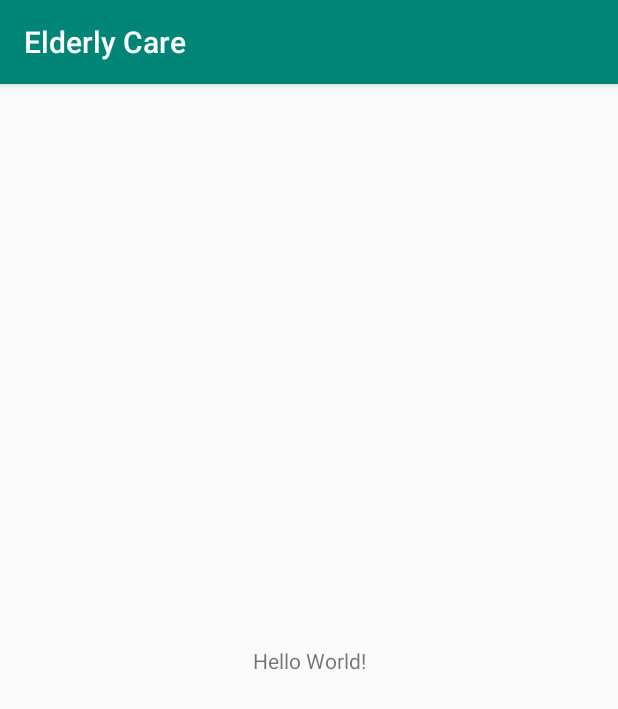
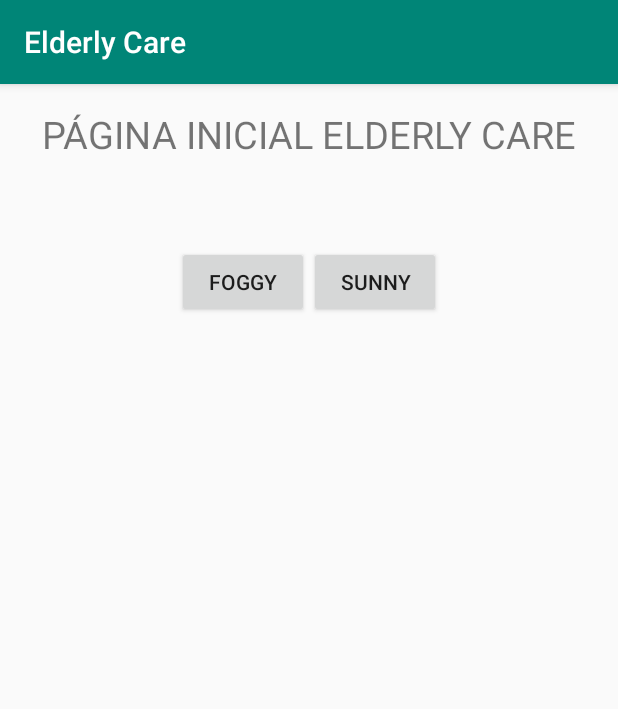
Before and after one commit to JonasLopesdoO/Elderly-Care, an Android app: the screen it shows after launch (MainActivity), on a phone screen of 412 x 824 dp. Shown: the top 709 px of the screen. Run offline under Robolectric (Android 15) with nearby library versions, the phone set to English and light mode, and no system bars; our stand-ins replace Firebase (no records; nobody signed in at launch, a user with empty details on screens opened directly).

Commit message:
first version

```diff
--- a/app/build.gradle
+++ b/app/build.gradle
@@ -27,6 +27,8 @@ dependencies {
     androidTestImplementation 'com.android.support.test:runner:1.0.2'
     androidTestImplementation 'com.android.support.test.espresso:espresso-core:3.0.2'
     implementation 'com.google.firebase:firebase-core:16.0.6'
+    implementation 'com.google.firebase:firebase-database:16.0.4'
+    implementation 'com.android.support:design:28.0.0'
 }
 
 apply plugin: 'com.google.gms.google-services'
--- /dev/null
+++ b/app/src/main/java/com/ufc/quixada/elderlycare/ConfiguracaoFirebase.java
@@ -0,0 +1,24 @@
+package com.ufc.quixada.elderlycare;
+
+import com.google.firebase.database.DatabaseReference;
+import com.google.firebase.database.FirebaseDatabase;
+
+public class ConfiguracaoFirebase {
+    private static DatabaseReference referenciaFirebase;
+    private static FirebaseDatabase firebaseDatabase;
+
+    public static DatabaseReference getFirebase(){
+        if(referenciaFirebase == null){
+            referenciaFirebase = FirebaseDatabase.getInstance().getReference();
+        }
+        return referenciaFirebase;
+    }
+
+    public static FirebaseDatabase getFirebaseDatabase(){
+        if(firebaseDatabase == null){
+            firebaseDatabase = FirebaseDatabase.getInstance();
+            firebaseDatabase.setPersistenceEnabled(true);
+        }
+        return firebaseDatabase;
+    }
+}
--- a/app/src/main/java/com/ufc/quixada/elderlycare/MainActivity.java
+++ b/app/src/main/java/com/ufc/quixada/elderlycare/MainActivity.java
@@ -1,13 +1,64 @@
 package com.ufc.quixada.elderlycare;
 
+import android.support.annotation.NonNull;
 import android.support.v7.app.AppCompatActivity;
 import android.os.Bundle;
+import android.view.View;
+import android.widget.Button;
+import android.widget.TextView;
+import com.google.firebase.database.DataSnapshot;
+import com.google.firebase.database.DatabaseError;
+import com.google.firebase.database.DatabaseReference;
+import com.google.firebase.database.ValueEventListener;
 
 public class MainActivity extends AppCompatActivity {
+
+    TextView mConditionTextView;
+    Button mButtonSunny;
+    Button mButtonFoggy;
+
+    DatabaseReference mRootRef = ConfiguracaoFirebase.getFirebase();
+    DatabaseReference mIdosoRef = mRootRef.child("idoso");
 
     @Override
     protected void onCreate(Bundle savedInstanceState) {
         super.onCreate(savedInstanceState);
         setContentView(R.layout.activity_main);
+
+        mConditionTextView = findViewById(R.id.textViewCondition);
+        mButtonSunny = findViewById(R.id.btnSunny);
+        mButtonFoggy = findViewById(R.id.btnFoggy);
+    }
+
+    @Override
+    protected void onStart() {
+        super.onStart();
+
+        mIdosoRef.addValueEventListener(new ValueEventListener() {
+            @Override
+            public void onDataChange(@NonNull DataSnapshot dataSnapshot) {
+                String text = dataSnapshot.getValue(String.class);
+                mConditionTextView.setText(text);
+            }
+
+            @Override
+            public void onCancelled(@NonNull DatabaseError databaseError) {
+
+            }
+        });
+
+        mButtonSunny.setOnClickListener(new View.OnClickListener() {
+            @Override
+            public void onClick(View v) {
+                mIdosoRef.setValue("Sunny");
+            }
+        });
+
+        mButtonFoggy.setOnClickListener(new View.OnClickListener() {
+            @Override
+            public void onClick(View v) {
+                mIdosoRef.setValue("Foggy");
+            }
+        });
     }
 }
--- a/app/src/main/res/layout/activity_main.xml
+++ b/app/src/main/res/layout/activity_main.xml
@@ -1,19 +1,50 @@
 <?xml version="1.0" encoding="utf-8"?>
-<android.support.constraint.ConstraintLayout
+<LinearLayout
         xmlns:android="http://schemas.android.com/apk/res/android"
         xmlns:tools="http://schemas.android.com/tools"
         xmlns:app="http://schemas.android.com/apk/res-auto"
         android:layout_width="match_parent"
         android:layout_height="match_parent"
+        android:layout_marginTop="16dp"
+        android:layout_marginBottom="16dp"
+        android:layout_marginLeft="16dp"
+        android:layout_marginRight="16dp"
+        android:orientation="vertical"
         tools:context=".MainActivity">
 
     <TextView
+            android:id="@+id/txtTitulo"
+            android:layout_width="match_parent"
+            android:layout_height="wrap_content"
+            android:gravity="center"
+            android:text="PÁGINA INICIAL ELDERLY CARE"
+            android:textSize="25sp"/>
+
+    <!--<ImageView
+            android:layout_width="match_parent"
+            android:layout_height="350dp" app:srcCompat="@drawable/idoso2"
+            android:id="@+id/imageView"/>-->
+    <TextView
+            android:text="Condition"
+            android:layout_width="match_parent"
+            android:layout_height="57dp"
+            android:id="@+id/textViewCondition"
+            android:textSize="25sp"
+            android:textAlignment="center"/>
+
+    <LinearLayout
+            android:orientation="horizontal"
             android:layout_width="wrap_content"
             android:layout_height="wrap_content"
-            android:text="Hello World!"
-            app:layout_constraintBottom_toBottomOf="parent"
-            app:layout_constraintLeft_toLeftOf="parent"
-            app:layout_constraintRight_toRightOf="parent"
-            app:layout_constraintTop_toTopOf="parent"/>
+            android:layout_gravity="center">
 
-</android.support.constraint.ConstraintLayout>
+        <Button
+                android:text="FOGGY"
+                android:layout_width="wrap_content"
+                android:layout_height="wrap_content" android:id="@+id/btnFoggy"/>
+        <Button
+                android:text="SUNNY"
+                android:layout_width="wrap_content"
+                android:layout_height="wrap_content" android:id="@+id/btnSunny"/>
+    </LinearLayout>
+</LinearLayout>
```
Also changed, not shown: app/src/main/res/drawable-v24/idoso2.png (added).
